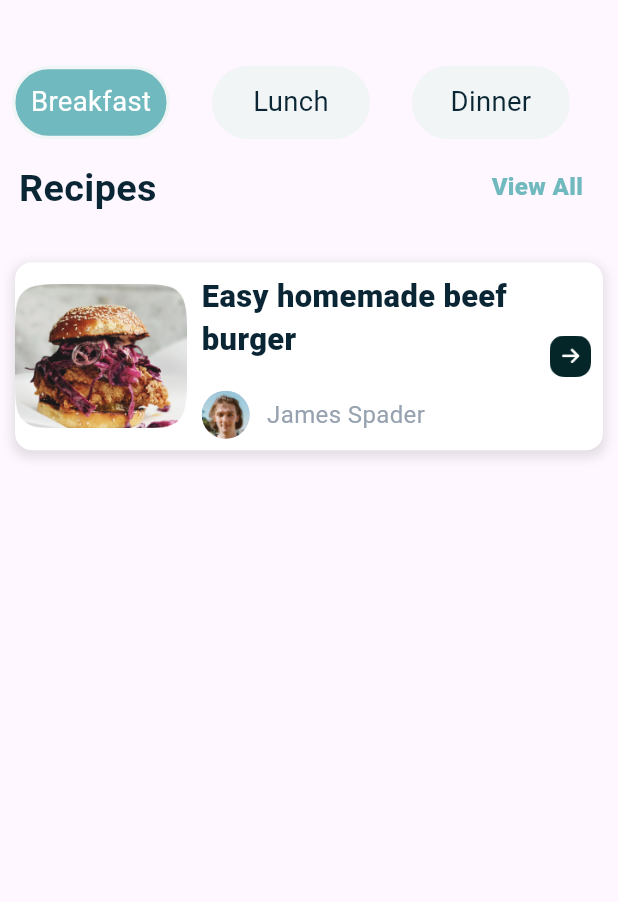
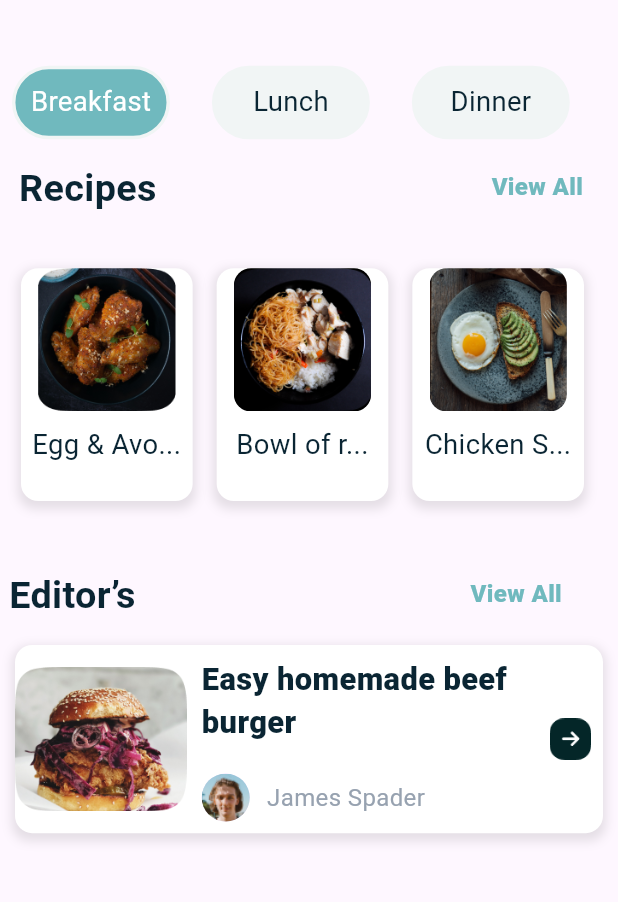
Before and after one commit to Rostomgh/dev_challenge_2, a Flutter app: the SearchScreen screen opened directly, on a phone screen of 412 x 824 dp, the part 211-1113 px from its top. Run offline on Flutter 3.47's test engine with Material 3 defaults, Android fonts, the phone set to English and light mode, and no system bars; our stand-ins replace bloc, flutter_bloc, flutter_screenutil, responsive_grid.

Commit message:
image,stack,and bottomsheet

```diff
--- a/lib/core/Theme/AppAssets.dart
+++ b/lib/core/Theme/AppAssets.dart
@@ -13,4 +13,8 @@ class AppAssets {
   static const String buy='assets/buy.png';
   static const String choice='assets/choice.png';
   static const String arrow ='assets/arrow.png';
+  static const String plat1='assets/plat1.png';
+  static const String plat2='assets/plat2.png';
+  static const String plat3='assets/plat3.png';
+  static const String details='assets/details.png';
 }
--- a/lib/features/DetailsScreen/DetailesScreen.dart
+++ b/lib/features/DetailsScreen/DetailesScreen.dart
@@ -1,5 +1,4 @@
 import 'package:dev_challenge_2/core/Theme/AppAssets.dart';
-import 'package:dev_challenge_2/features/DetailsScreen/Widget/CustomContainerIngre.dart';
 import 'package:flutter/material.dart';
 
 class DetailsScreen extends StatefulWidget {
@@ -12,13 +11,20 @@ class DetailsScreen extends StatefulWidget {
 class _DetailsState extends State<DetailsScreen> {
   @override
   Widget build(BuildContext context) {
-    return const Scaffold(
+    return  Scaffold(
+      body: SingleChildScrollView(
+        child: Stack(children: [
+          Image(
+            image: AssetImage(
+              AppAssets.details,
+            ),
+          ),
+          Container(
+            height: double.infinity,
 
-      body:Column(
-        children: [
-          SizedBox(height:159),
-          CustomContainerIngred(img: AppAssets.nodle,name: 'nodle',),
-        ],
+
+          )
+        ]),
       ),
     );
   }
--- a/lib/features/Search Screen/SearchScreen.dart
+++ b/lib/features/Search Screen/SearchScreen.dart
@@ -1,6 +1,7 @@
 import 'package:dev_challenge_2/core/Theme/AppSizes.dart';
 import 'package:dev_challenge_2/core/Ui/Animation/TransitionAnimationRoute.dart';
 import 'package:dev_challenge_2/features/DetailsScreen/DetailesScreen.dart';
+import 'package:dev_challenge_2/features/Search%20Screen/Widget/BuildPopular.dart';
 import 'package:dev_challenge_2/features/Search%20Screen/Widget/CustomGridChoice.dart';
 import 'package:dev_challenge_2/features/Search%20Screen/Widget/CustomSerachBar.dart';
 import 'package:dev_challenge_2/features/home/Widget/BuildCategory.dart';
@@ -39,13 +40,20 @@ class _SearchScreenState extends State<SearchScreen> {
             const SizedBox(
               height: AppSizes.height,
             ),
+            const BuildPopular(),
+
+            const SizedBox(height: AppSizes.hbtween,),
+              const CustomNameSection(
+              tit: 'View All',
+              NSection: 'Editor’s',
+            ),
             CustomGridChoice(
                 descp: 'Easy homemade beef burger',
                 name: 'James Spader',
                 onpress: () {
                   Navigator.pushReplacement(
                 context,
-                FadeSlidePageTransition(page:DetailsScreen())
+                FadeSlidePageTransition(page:const DetailsScreen())
               );
                 }),
           ]),
--- /dev/null
+++ b/lib/features/Search Screen/Widget/BuildPopular.dart
@@ -0,0 +1,24 @@
+import 'package:dev_challenge_2/core/Theme/AppAssets.dart';
+import 'package:dev_challenge_2/core/Theme/AppSizes.dart';
+import 'package:dev_challenge_2/features/Search%20Screen/Widget/CustomMiniC.dart';
+import 'package:flutter/material.dart';
+
+class BuildPopular extends StatelessWidget {
+  const BuildPopular({super.key});
+
+  @override
+  Widget build(BuildContext context) {
+    return const Padding(
+      padding: EdgeInsets.all(14.0),
+      child: Row(
+        children: [
+          CustomMiniC(descPlat: 'Egg & Avo...',NPlat:AppAssets.plat1 ,),
+          SizedBox(width: AppSizes.height,),
+          CustomMiniC(descPlat: 'Bowl of r...',NPlat:AppAssets.plat2 ,),
+          SizedBox(width: AppSizes.height,),
+          CustomMiniC(descPlat: 'Chicken S...',NPlat:AppAssets.plat3 ,),
+        ],
+      ),
+    );
+  }
+}
--- a/lib/features/Search Screen/Widget/CustomMiniC.dart
+++ b/lib/features/Search Screen/Widget/CustomMiniC.dart
@@ -1,8 +1,11 @@
+import 'package:dev_challenge_2/core/Theme/AppColors.dart';
 import 'package:flutter/material.dart';
 import 'package:flutter_screenutil/flutter_screenutil.dart';
 
 class CustomMiniC extends StatelessWidget {
-  const CustomMiniC({super.key});
+  final String NPlat;
+  final String descPlat;
+  const CustomMiniC({super.key, required this.NPlat, required this.descPlat});
 
   @override
   Widget build(BuildContext context) {
@@ -10,9 +13,47 @@ class CustomMiniC extends StatelessWidget {
       height: 130.h,
       width: 100.w,
       decoration: BoxDecoration(
-          color: const Color(0xffE6EBF2),
-          borderRadius: BorderRadius.circular(10.r).w),
-
+        color: AppColors.white,
+        borderRadius: BorderRadius.circular(10.r),
+        boxShadow: [
+          BoxShadow(
+            color: Colors.black.withOpacity(0.1),
+            spreadRadius: 2,
+            blurRadius: 5,
+            offset: Offset(0, 3), // changes position of shadow
+          ),
+        ],
+      ),
+      child: Column(
+        children: [
+          ClipRRect(
+            borderRadius: BorderRadius.circular(10.r),
+            child: Image.asset(
+              NPlat,
+              height: 80.h,
+              width: 80.w,
+              fit: BoxFit.cover,
+            ),
+          ),
+          SizedBox(
+            height: 8.h,
+          ),
+          Padding(
+            padding: EdgeInsets.symmetric(horizontal: 4.0),
+            child: Text(
+              descPlat,
+              style: TextStyle(
+                fontSize: 16.sp,
+                fontWeight: FontWeight.w400,
+                color: AppColors.textColor,
+              ),
+              maxLines: 2,
+              overflow: TextOverflow.ellipsis,
+              textAlign: TextAlign.center,
+            ),
+          )
+        ],
+      ),
     );
   }
 }
```
Also changed, not shown: assets/details.png (added), assets/plat1.png (added), assets/plat2.png (added), assets/plat3.png (added).
